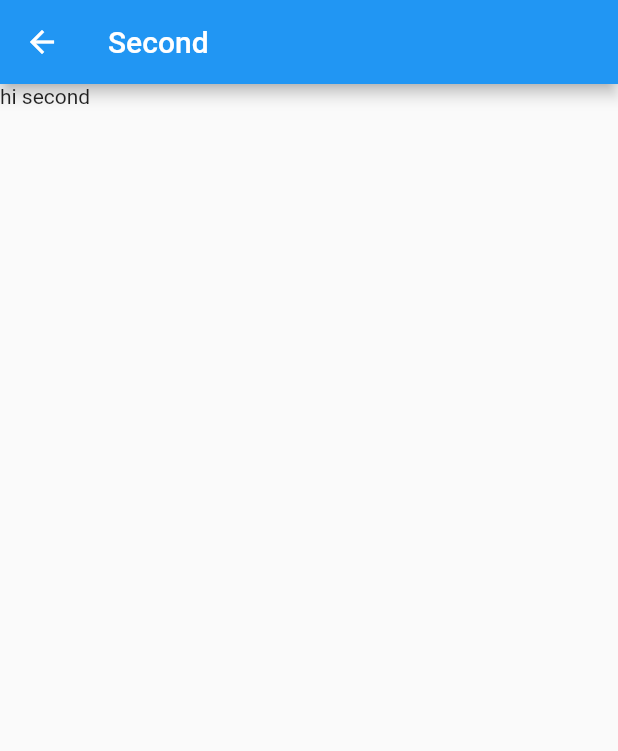
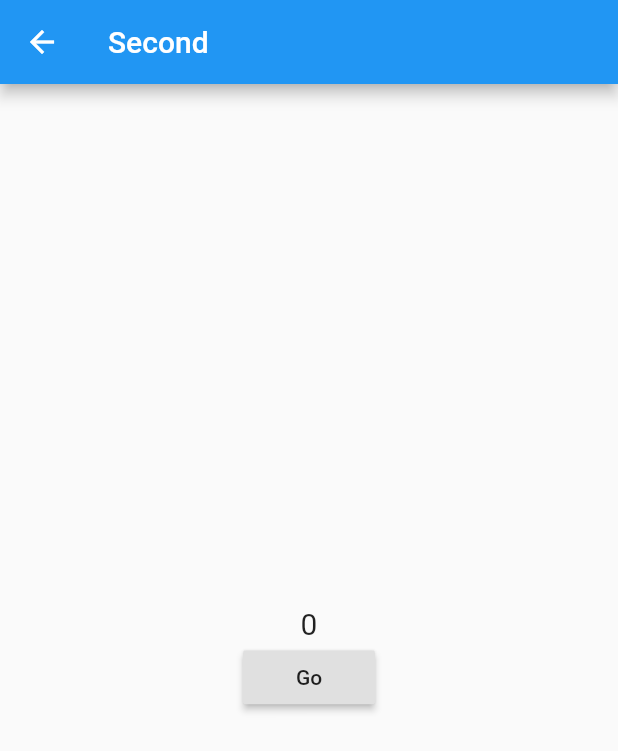
Before and after one commit to SanchitSaran/GetX, a Flutter app: the HomePageSecond screen opened directly, on a phone screen of 412 x 824 dp. Shown: the top 751 px of the screen. Run offline on Flutter 3.47's test engine with Material 2 defaults, Android fonts, the phone set to English and light mode, and no system bars; our stand-ins replace get.

```diff
--- /dev/null
+++ b/lib/getController.dart
@@ -0,0 +1,15 @@
+import 'package:get/get.dart';
+
+class CounterGET extends GetxController
+{
+
+  var count = 0;
+
+  void increment()
+  {
+    count++;
+    update(); //for notify the widget or update the widget
+  }
+
+
+}
--- a/lib/homepagesecond.dart
+++ b/lib/homepagesecond.dart
@@ -1,13 +1,10 @@
 import 'package:flutter/material.dart';
+import 'package:flutter_getx/getController.dart';
+import 'package:get/get.dart';
 
-class HomePageSecond extends StatefulWidget {
-  const HomePageSecond({Key key}) : super(key: key);
+class HomePageSecond extends StatelessWidget {
+  CounterGET counterGET = Get.find(tag: 'count');
 
-  @override
-  _HomePageSecondState createState() => _HomePageSecondState();
-}
-
-class _HomePageSecondState extends State<HomePageSecond> {
   @override
   Widget build(BuildContext context) {
     return SafeArea(
@@ -16,7 +13,26 @@ class _HomePageSecondState extends State<HomePageSecond> {
           title: Text('Second'),
         ),
         body: Container(
-          child: Text('hi second'),
+          child: Center(
+              child: GetBuilder<CounterGET>(
+                  init: counterGET,
+                  builder: (controll) {
+                    return Column(
+                      mainAxisAlignment: MainAxisAlignment.center,
+                      children: [
+                        Text(
+                          controll.count.toString(),
+                          style: TextStyle(fontSize: 20),
+                        ),
+                        RaisedButton(
+                            child: Text('Go'),
+                            onPressed: () {
+                              //we will call our incremnet method here
+                              controll.increment();
+                            })
+                      ],
+                    );
+                  })),
         ),
       ),
     );
```
Also changed, not shown: lib/homepage.dart (+18 -18 lines), lib/main.dart (+0 -12 lines).
